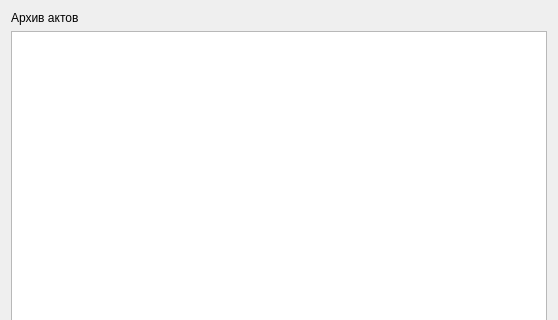
Old version of the form ui/archivewidget.ui in the repository nikola240698/MeteringActs; both pictures show x 0 to 558 and y 0 to 320 of the 558 by 639 pixel window.
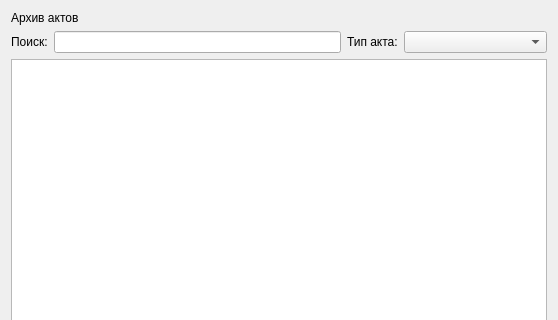
New version of the form.

Commit message: Create search on act archive

```diff
--- a/ui/archivewidget.ui
+++ b/ui/archivewidget.ui
@@ -21,6 +21,47 @@
      </property>
     </widget>
    </item>
+   <item>
+    <layout class="QHBoxLayout" name="horizontalLayout">
+     <item>
+      <widget class="QLabel" name="searchLabel">
+       <property name="text">
+        <string>Поиск:</string>
+       </property>
+      </widget>
+     </item>
+     <item>
+      <widget class="QLineEdit" name="searchLineEdit">
+       <property name="sizePolicy">
+        <sizepolicy hsizetype="Expanding" vsizetype="Fixed">
+         <horstretch>2</horstretch>
+         <verstretch>0</verstretch>
+        </sizepolicy>
+       </property>
+       <property name="clearButtonEnabled">
+        <bool>true</bool>
+       </property>
+      </widget>
+     </item>
+     <item>
+      <widget class="QLabel" name="searchTypeLabel">
+       <property name="text">
+        <string>Тип акта:</string>
+       </property>
+      </widget>
+     </item>
+     <item>
+      <widget class="QComboBox" name="actTypeComboBox">
+       <property name="sizePolicy">
+        <sizepolicy hsizetype="Expanding" vsizetype="Fixed">
+         <horstretch>1</horstretch>
+         <verstretch>0</verstretch>
+        </sizepolicy>
+       </property>
+      </widget>
+     </item>
+    </layout>
+   </item>
    <item>
     <widget class="QTableView" name="actsTableView"/>
    </item>
```
The commit also changes 2 other files.
